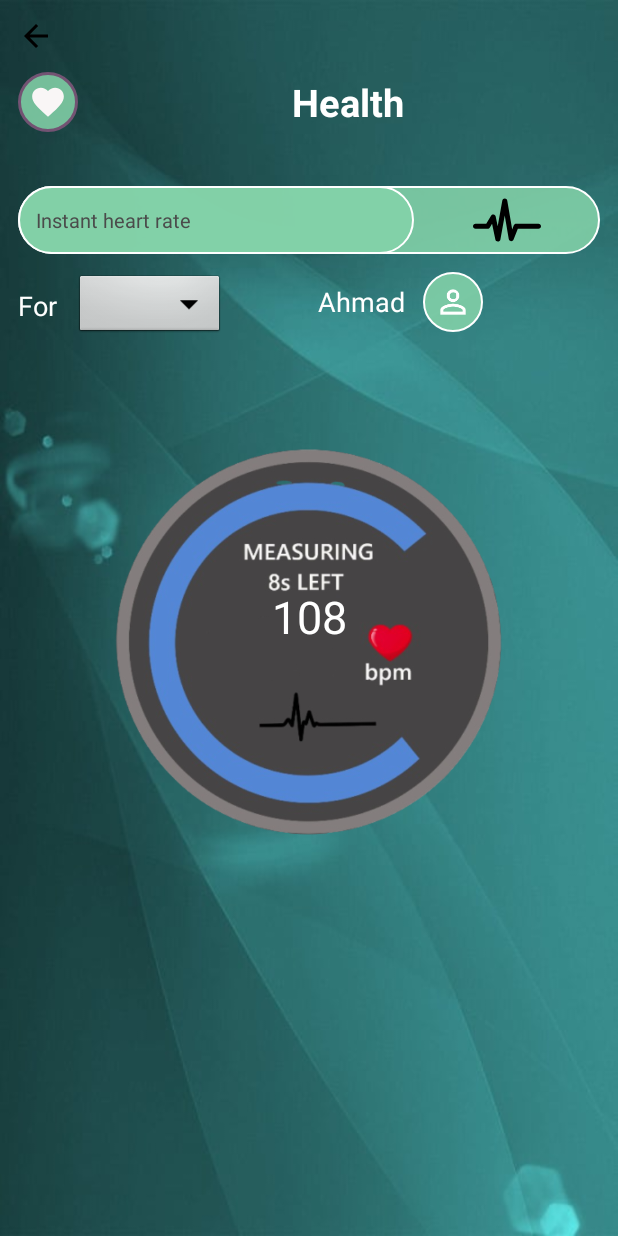
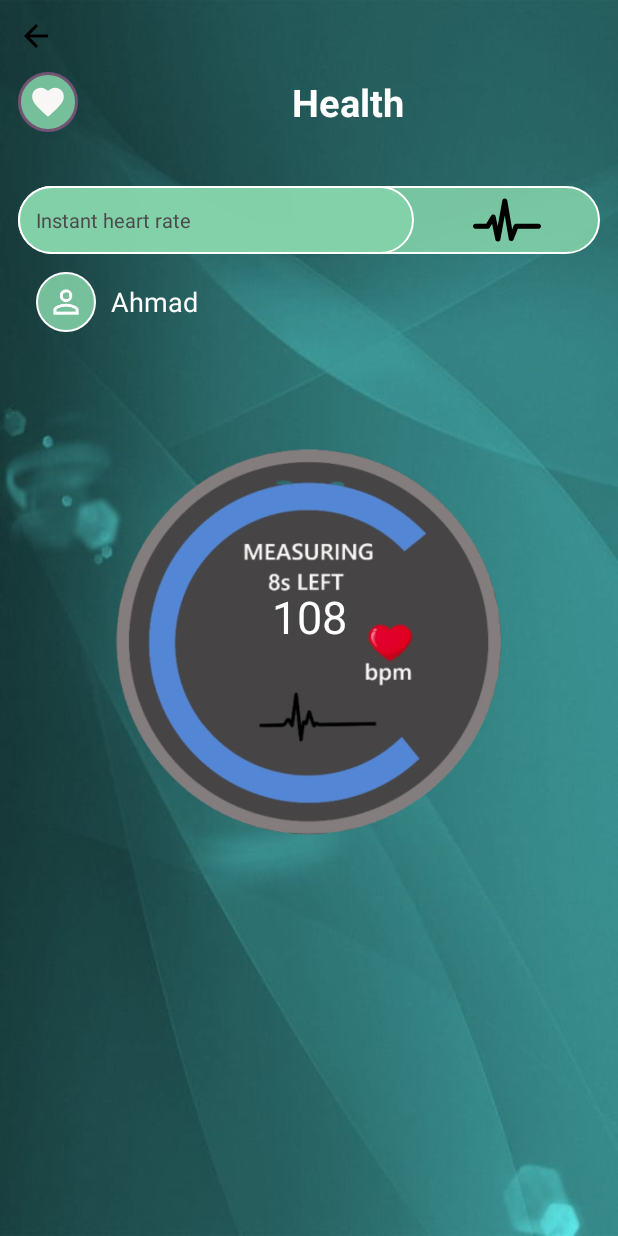
Before and after one commit to qabas35/Qartap-application, an Android app: the layout activity_health_state_student.xml on its own in the app's theme, with its tools: preview values and no code run, on a phone screen of 412 x 824 dp. Run offline under Robolectric (Android 15) with nearby library versions, the phone set to English and light mode, and no system bars.

Commit message:
update 25/7

```diff
--- a/Qartal/app/src/main/java/com/example/qartal/School/HealthStateSchoolActivity.java
+++ b/Qartal/app/src/main/java/com/example/qartal/School/HealthStateSchoolActivity.java
@@ -55,8 +55,6 @@ public class HealthStateSchoolActivity extends AppCompatActivity implements View
         health_viewer_1 = findViewById(R.id.coming_health_value);
 
 
-
-
         healthRef = FirebaseDatabase.getInstance().getReference();
         healthRef.addValueEventListener(new ValueEventListener() {
             @Override
--- a/Qartal/app/src/main/res/layout/activity_health_state_student.xml
+++ b/Qartal/app/src/main/res/layout/activity_health_state_student.xml
@@ -127,28 +127,7 @@
                     android:orientation="horizontal"
                     android:weightSum="2">
 
-                    <LinearLayout
-                        android:layout_width="0dp"
-                        android:layout_height="wrap_content"
-                        android:layout_weight="1"
-                        android:orientation="horizontal">
 
-                        <TextView
-                            android:layout_width="wrap_content"
-                            android:layout_height="wrap_content"
-                            android:layout_gravity="center"
-                            android:text="For"
-                            android:textColor="#ffffff"
-                            android:textSize="18dp" />
-
-                        <Spinner
-                            android:id="@+id/spinner1"
-                            android:layout_width="100dp"
-                            android:layout_height="wrap_content"
-                            android:layout_marginStart="12dp"
-                            android:background="@android:drawable/btn_dropdown"
-                            android:spinnerMode="dropdown" />
-                    </LinearLayout>
 
                     <LinearLayout
                         android:layout_width="0dp"
@@ -157,7 +136,17 @@
                         android:layout_weight="1"
                         android:orientation="horizontal">
 
+                        <ImageView
+                            android:layout_width="40dp"
+                            android:layout_height="40dp"
+
+                            android:layout_marginRight="10dp"
+                            android:background="@drawable/personal_img_backgraound"
+                            android:padding="7dp"
+                            android:src="@drawable/ic_person_outline_black_24dp" />
+
                         <TextView
+                            android:id="@+id/student_name_view"
                             android:layout_width="wrap_content"
                             android:layout_height="wrap_content"
                             android:layout_gravity="center"
@@ -165,13 +154,7 @@
                             android:textColor="#ffffff"
                             android:textSize="18dp" />
 
-                        <ImageView
-                            android:layout_width="40dp"
-                            android:layout_height="40dp"
-                            android:layout_marginStart="12dp"
-                            android:background="@drawable/personal_img_backgraound"
-                            android:padding="7dp"
-                            android:src="@drawable/ic_person_outline_black_24dp" />
+
 
                     </LinearLayout>
 
@@ -214,6 +197,7 @@
                     android:gravity="center">
 
                     <TextView
+                        android:id="@+id/student_health_view"
                         android:layout_width="match_parent"
                         android:layout_height="match_parent"
                         android:gravity="center"
```
Also changed, not shown: Qartal/app/src/main/java/com/example/qartal/Student/HealthyActivityStateStudent.java (+36 -0 lines), Qartal/app/src/main/java/com/example/qartal/Student/StudenLoginActivity.java (+36 -7 lines), Qartal/app/src/main/java/com/example/qartal/Student/StudentProfileActivity.java (+7 -60 lines).
